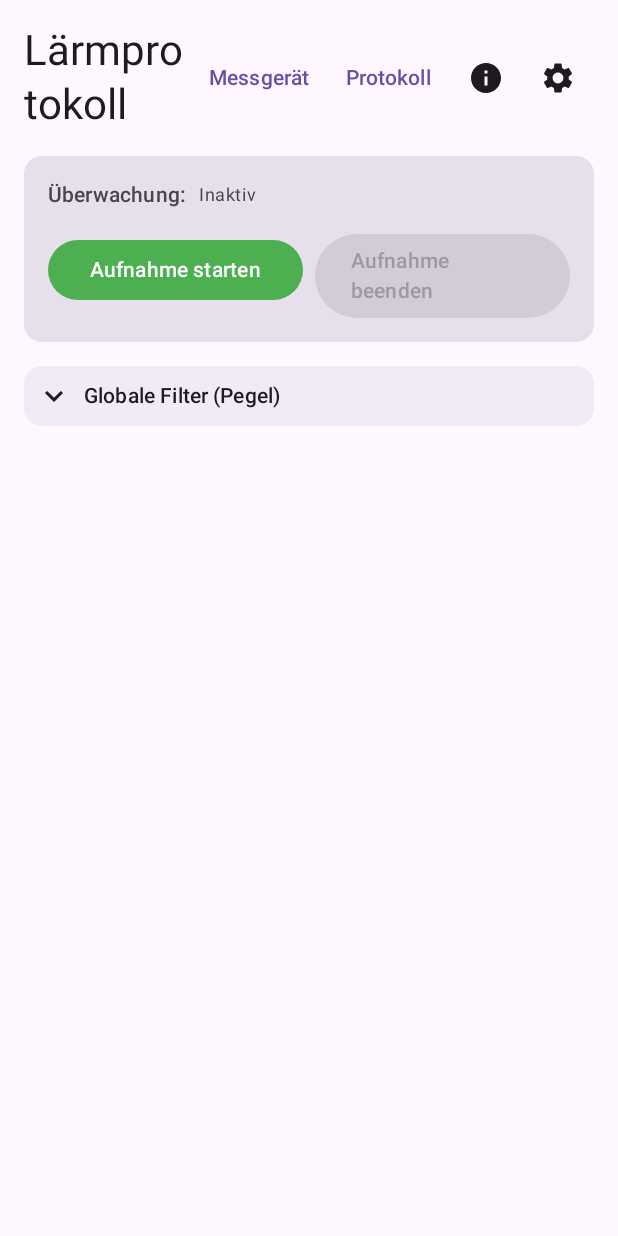
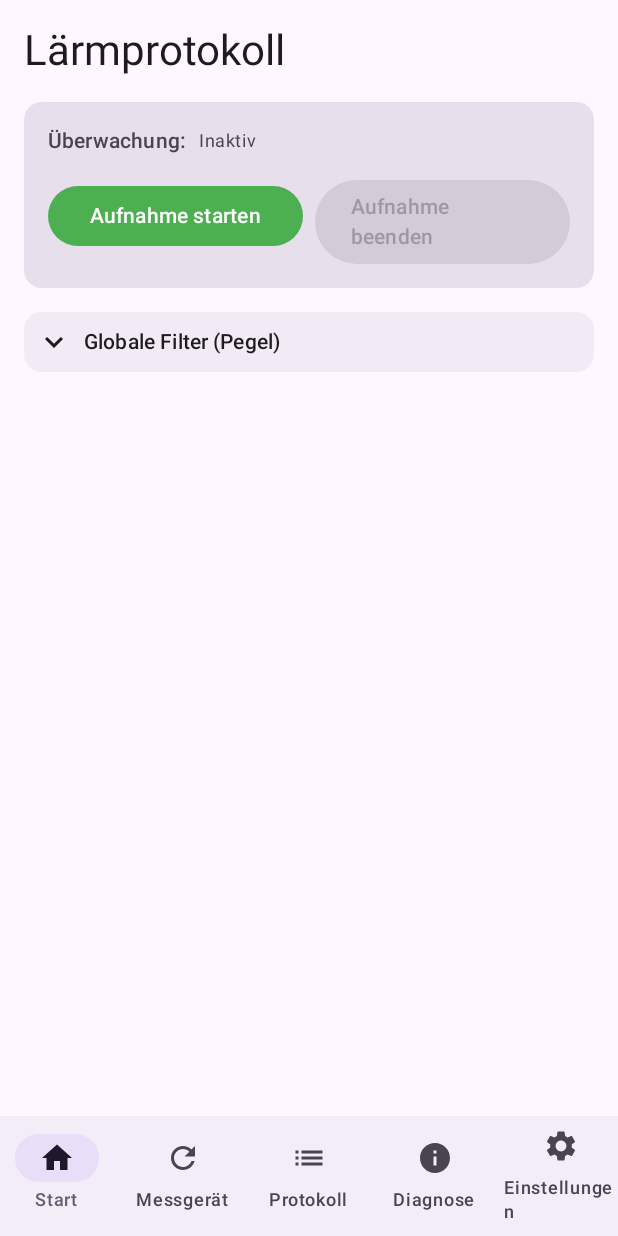
Before and after one commit to arthurschaab-bit/Noiseprotocol_Android, an Android app built with Jetpack Compose: the screen it shows after launch (MainActivity), on a phone screen of 412 x 824 dp. Run offline under Robolectric (Android 15) with nearby library versions, the phone set to English and light mode, and no system bars; our stand-ins replace Room's generated code; libraries missing offline, so code that uses them is left out: com.google.mediapipe.tasks; pictures from the network do not load; 3 statements that could not run were skipped.

Commit message:
M7c-D: Navigationsstruktur konsolidiert
Bestandsaufnahme-Befund 4/Verbesserungsvorschlag 3: verstreute Text-/Icon-Buttons
in der Home-Kopfzeile (Messgerät/Protokoll als Text, Diagnose/Einstellungen nur als
Icon) ersetzt durch eine Material-3-NavigationBar mit fünf beschrifteten Zielen
(Start, Messgerät, Protokoll, Diagnose, Einstellungen) - Diagnose war zuvor nur über
ein Info-Icon ohne Text erreichbar, das explizit als Mindestbehebung geforderte
Problem.

Nur auf dem Home-Screen (NoiseProtocolApp in einen Scaffold mit bottomBar
gewickelt) - die Zielscreens bleiben bei Zurück-Pfeil + TopAppBar, kein globaler
Umbau aller Screens nötig, passt zum bestehenden "vom Home-Screen aus reindrillen"-
Muster.

Zwei neue Compose-Regressionstests gegen die echte NoiseProtocolApp()-Funktion:
alle fünf Ziele sind beschriftet sichtbar, und ein Klick auf "Diagnose" löst
tatsächlich onNavigateToDiagnose aus. Gegenprobe: onClick auf {} gesetzt lässt den
Klick-Test wie erwartet fehlschlagen.

```diff
--- a/app/src/main/java/com/example/lrmprotokoll/ui/MainActivity.kt
+++ b/app/src/main/java/com/example/lrmprotokoll/ui/MainActivity.kt
@@ -175,7 +175,48 @@ fun NoiseProtocolApp(
         permissionLauncher.launch(permissionsToRequest.toTypedArray())
     }
 
-    Column(modifier = Modifier.padding(16.dp)) {
+    // M7c Aufgabe 3 (Bestandsaufnahme Verbesserungsvorschlag 3): erkennbare Struktur mit klar
+    // benannten Zielen statt verstreuter Text-/Icon-Buttons in der Kopfzeile - Diagnose war zuvor
+    // nur ueber ein Info-Icon ohne Text erreichbar (Befund 4, explizit zu beheben). Nur auf dem
+    // Home-Screen: die Zielscreens bleiben bei Zurueck-Pfeil + TopAppBar, kein globaler Umbau
+    // aller Screens noetig.
+    Scaffold(
+        bottomBar = {
+            NavigationBar {
+                NavigationBarItem(
+                    selected = true,
+                    onClick = {},
+                    icon = { Icon(Icons.Default.Home, contentDescription = null) },
+                    label = { Text("Start") },
+                )
+                NavigationBarItem(
+                    selected = false,
+                    onClick = onNavigateToMeter,
+                    icon = { Icon(Icons.Default.Refresh, contentDescription = null) },
+                    label = { Text("Messgerät") },
+                )
+                NavigationBarItem(
+                    selected = false,
+                    onClick = onNavigateToProtokoll,
+                    icon = { Icon(Icons.Default.List, contentDescription = null) },
+                    label = { Text("Protokoll") },
+                )
+                NavigationBarItem(
+                    selected = false,
+                    onClick = onNavigateToDiagnose,
+                    icon = { Icon(Icons.Default.Info, contentDescription = null) },
+                    label = { Text("Diagnose") },
+                )
+                NavigationBarItem(
+                    selected = false,
+                    onClick = onNavigateToSettings,
+                    icon = { Icon(Icons.Default.Settings, contentDescription = null) },
+                    label = { Text("Einstellungen") },
+                )
+            }
+        }
+    ) { scaffoldPadding ->
+    Column(modifier = Modifier.padding(scaffoldPadding).padding(16.dp)) {
         Row(verticalAlignment = Alignment.CenterVertically) {
             Text("Lärmprotokoll", style = MaterialTheme.typography.headlineMedium, modifier = Modifier.weight(1f))
             if (selectedIds.isNotEmpty()) {
@@ -185,18 +226,6 @@ fun NoiseProtocolApp(
                 }) {
                     Icon(Icons.Default.Delete, contentDescription = "Löschen", tint = MaterialTheme.colorScheme.error)
                 }
-            }
-            TextButton(onClick = onNavigateToMeter) {
-                Text("Messgerät")
-            }
-            TextButton(onClick = onNavigateToProtokoll) {
-                Text("Protokoll")
-            }
-            IconButton(onClick = onNavigateToDiagnose) {
-                Icon(Icons.Default.Info, contentDescription = "Diagnose")
-            }
-            IconButton(onClick = onNavigateToSettings) {
-                Icon(Icons.Default.Settings, contentDescription = "Einstellungen")
             }
         }
 
@@ -384,6 +413,7 @@ fun NoiseProtocolApp(
                 }
             }
         }
+    }
     }
 
     if (showReferenceDialog != null) {
```
Also changed, not shown: 1 other file.
